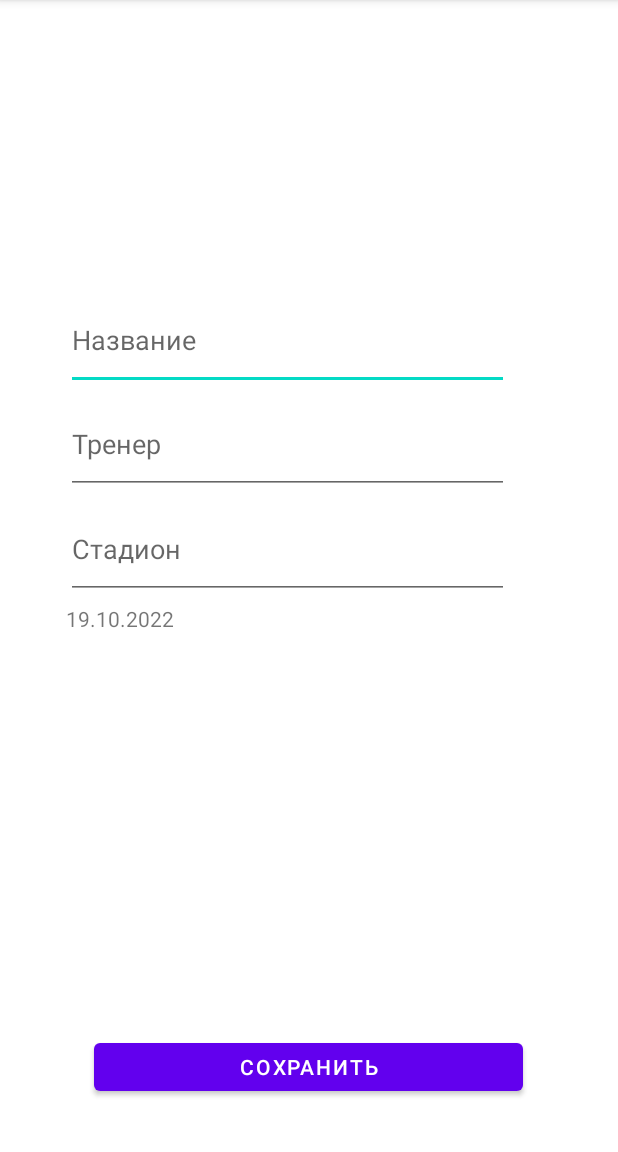
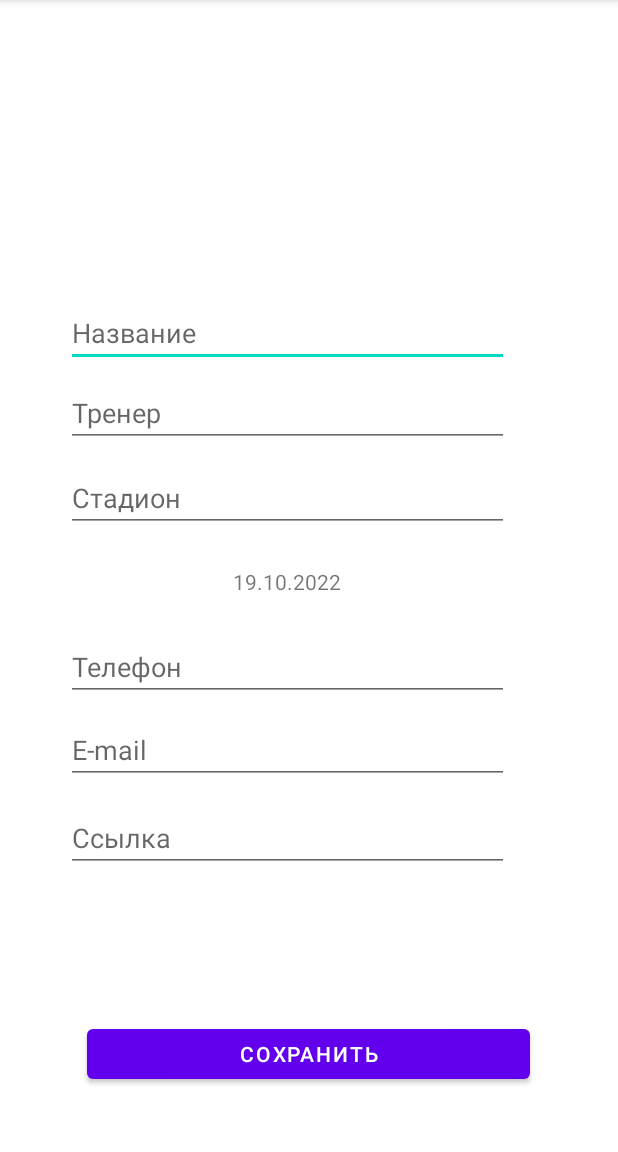
Before and after one commit to jk2911/lab4, an Android app: the ClubActivity screen opened directly, with no data from a screen before it, on a phone screen of 412 x 824 dp, the part 84-1236 px from its top. Run offline under Robolectric (Android 15) with nearby library versions, the phone set to English and light mode, and no system bars.

Commit message:
add email, phone, link, image

```diff
--- a/app/src/main/java/maxim/goy/lab4/Club.java
+++ b/app/src/main/java/maxim/goy/lab4/Club.java
@@ -11,13 +11,43 @@ public class Club implements Serializable {
     private String coach;
     private String stadium;
 
+    private String phone;
+    private String email;
+    private String link;
 
 
-    public Club(String name, Calendar date, String coach, String stadium) {
+    public Club(String name, Calendar date, String coach, String stadium, String phone, String email, String link) {
         this.name = name;
         this.date = date;
         this.coach = coach;
         this.stadium = stadium;
+        this.phone = phone;
+        this.email = email;
+        this.link = link;
+    }
+
+    public String getPhone() {
+        return phone;
+    }
+
+    public void setPhone(String phone) {
+        this.phone = phone;
+    }
+
+    public String getEmail() {
+        return email;
+    }
+
+    public void setEmail(String email) {
+        this.email = email;
+    }
+
+    public String getLink() {
+        return link;
+    }
+
+    public void setLink(String link) {
+        this.link = link;
     }
 
     public String getName() {
--- a/app/src/main/java/maxim/goy/lab4/ClubActivity.java
+++ b/app/src/main/java/maxim/goy/lab4/ClubActivity.java
@@ -26,7 +26,7 @@ import java.util.List;
 public class ClubActivity extends AppCompatActivity {
     private final int Pick_image = 1;
     List<Club> clubs;
-    EditText name, coach, stadium;
+    EditText name, coach, stadium, phone, email, link;
     TextView date;
     Calendar calendar;
     ImageView photo;
@@ -43,6 +43,9 @@ public class ClubActivity extends AppCompatActivity {
         stadium = findViewById(R.id.stadium);
         date = findViewById(R.id.date);
         photo = findViewById(R.id.photo);
+        phone=findViewById(R.id.phone);
+        email =findViewById(R.id.email);
+        link=findViewById(R.id.link);
 
         clubs = JsonHelper.importFromJSON(this);
 
@@ -78,7 +81,10 @@ public class ClubActivity extends AppCompatActivity {
         Club club = new Club(name.getText().toString(),
                 calendar,
                 coach.getText().toString(),
-                stadium.getText().toString());
+                stadium.getText().toString(),
+                phone.getText().toString(),
+                email.getText().toString(),
+                link.getText().toString());
 
         if (clubs.contains(club)) {
             Toast.makeText(this, "Такой клуб уже есть", Toast.LENGTH_LONG).show();
--- a/app/src/main/res/layout/activity_club.xml
+++ b/app/src/main/res/layout/activity_club.xml
@@ -8,9 +8,8 @@
 
     <EditText
         android:id="@+id/name"
-        android:layout_width="295dp"
-        android:layout_height="66dp"
         android:hint="Название"
+        style="@style/View"
         app:layout_constraintBottom_toBottomOf="parent"
         app:layout_constraintEnd_toEndOf="parent"
         app:layout_constraintHorizontal_bias="0.379"
@@ -20,44 +19,77 @@
 
     <TextView
         android:id="@+id/date"
-        android:layout_width="295dp"
-        android:layout_height="66dp"
+        style="@style/View"
+        android:gravity="center"
         android:onClick="setDate"
         app:layout_constraintBottom_toBottomOf="parent"
         app:layout_constraintEnd_toEndOf="parent"
         app:layout_constraintHorizontal_bias="0.379"
         app:layout_constraintStart_toStartOf="parent"
-        app:layout_constraintTop_toTopOf="parent"
-        app:layout_constraintVertical_bias="0.574" />
+        app:layout_constraintTop_toBottomOf="@+id/stadium"
+        app:layout_constraintVertical_bias="0.029" />
 
     <EditText
         android:id="@+id/stadium"
-        android:layout_width="295dp"
-        android:layout_height="66dp"
+        style="@style/View"
         android:hint="Стадион"
         app:layout_constraintBottom_toBottomOf="parent"
         app:layout_constraintEnd_toEndOf="parent"
         app:layout_constraintHorizontal_bias="0.379"
         app:layout_constraintStart_toStartOf="parent"
-        app:layout_constraintTop_toTopOf="parent"
-        app:layout_constraintVertical_bias="0.475" />
+        app:layout_constraintTop_toBottomOf="@+id/coach"
+        app:layout_constraintVertical_bias="0.027" />
 
     <EditText
         android:id="@+id/coach"
-        android:layout_width="295dp"
-        android:layout_height="66dp"
+        style="@style/View"
         android:hint="Тренер"
         app:layout_constraintBottom_toBottomOf="parent"
         app:layout_constraintEnd_toEndOf="parent"
         app:layout_constraintHorizontal_bias="0.379"
         app:layout_constraintStart_toStartOf="parent"
-        app:layout_constraintTop_toTopOf="parent"
-        app:layout_constraintVertical_bias="0.375" />
+        app:layout_constraintTop_toBottomOf="@+id/name"
+        app:layout_constraintVertical_bias="0.017" />
+
+    <EditText
+        android:id="@+id/phone"
+        style="@style/View"
+        android:hint="Телефон"
+        android:inputType="phone"
+        app:layout_constraintBottom_toBottomOf="parent"
+        app:layout_constraintEnd_toEndOf="parent"
+        app:layout_constraintHorizontal_bias="0.379"
+        app:layout_constraintStart_toStartOf="parent"
+        app:layout_constraintTop_toBottomOf="@+id/date"
+        app:layout_constraintVertical_bias="0.036" />
+
+    <EditText
+        android:id="@+id/email"
+        style="@style/View"
+        android:hint="E-mail"
+        android:inputType="textEmailAddress"
+        app:layout_constraintBottom_toBottomOf="parent"
+        app:layout_constraintEnd_toEndOf="parent"
+        app:layout_constraintHorizontal_bias="0.379"
+        app:layout_constraintStart_toStartOf="parent"
+        app:layout_constraintTop_toBottomOf="@+id/phone"
+        app:layout_constraintVertical_bias="0.038" />
+
+    <EditText
+        android:id="@+id/link"
+        style="@style/View"
+        android:hint="Ccылка"
+        android:inputType="textUri"
+        app:layout_constraintBottom_toBottomOf="parent"
+        app:layout_constraintEnd_toEndOf="parent"
+        app:layout_constraintHorizontal_bias="0.379"
+        app:layout_constraintStart_toStartOf="parent"
+        app:layout_constraintTop_toBottomOf="@+id/email"
+        app:layout_constraintVertical_bias="0.066" />
 
     <Button
         android:id="@+id/button1"
-        android:layout_width="286dp"
-        android:layout_height="44dp"
+        style="@style/View"
         android:onClick="save"
         android:text="Сохранить"
         app:layout_constraintBottom_toBottomOf="parent"
--- a/app/src/main/res/values/themes.xml
+++ b/app/src/main/res/values/themes.xml
@@ -13,4 +13,8 @@
         <item name="android:statusBarColor" tools:targetApi="l">?attr/colorPrimaryVariant</item>
         <!-- Customize your theme here. -->
     </style>
+    <style name="View">
+        <item name="android:layout_height">45dp</item>
+        <item name="android:layout_width">295dp</item>
+    </style>
 </resources>
```
